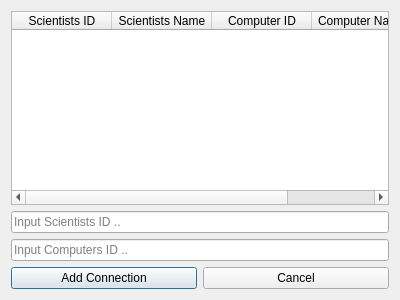
Old version of the form addconnectiondialog.ui in the repository Tryggvith/vika3.
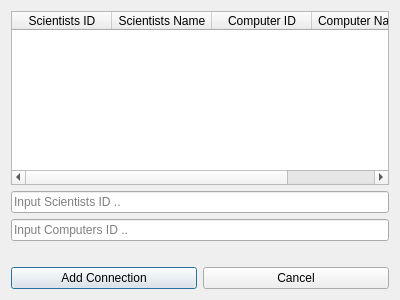
New version of the form.

```diff
--- a/addconnectiondialog.ui
+++ b/addconnectiondialog.ui
@@ -59,6 +59,13 @@
      </property>
     </widget>
    </item>
+   <item>
+    <widget class="QLabel" name="label_error">
+     <property name="text">
+      <string/>
+     </property>
+    </widget>
+   </item>
    <item>
     <layout class="QHBoxLayout" name="horizontalLayout_2">
      <item>
```
